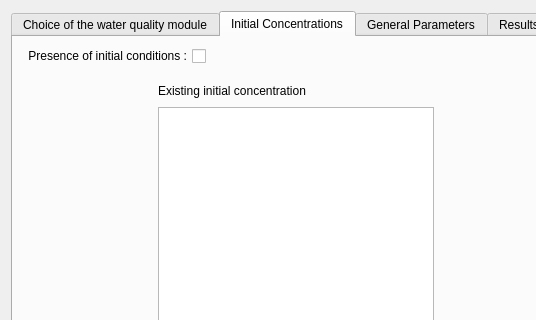
Artelia/Mascaret, file ui/ui_water_quality.ui: the form before one commit; both pictures show x 0 to 536 and y 0 to 320 of the 740 by 608 pixel window.
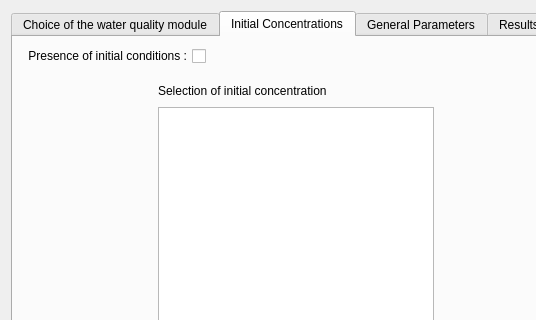
The form after the commit. The open tabs and pages were chosen to show the change.

The edit to the form file:
```diff
--- a/ui/ui_water_quality.ui
+++ b/ui/ui_water_quality.ui
@@ -338,7 +338,7 @@
                <item row="0" column="1">
                 <widget class="QLabel" name="label">
                  <property name="text">
-                  <string>Existing initial concentration</string>
+                  <string>Selection of initial concentration</string>
                  </property>
                 </widget>
                </item>
```
